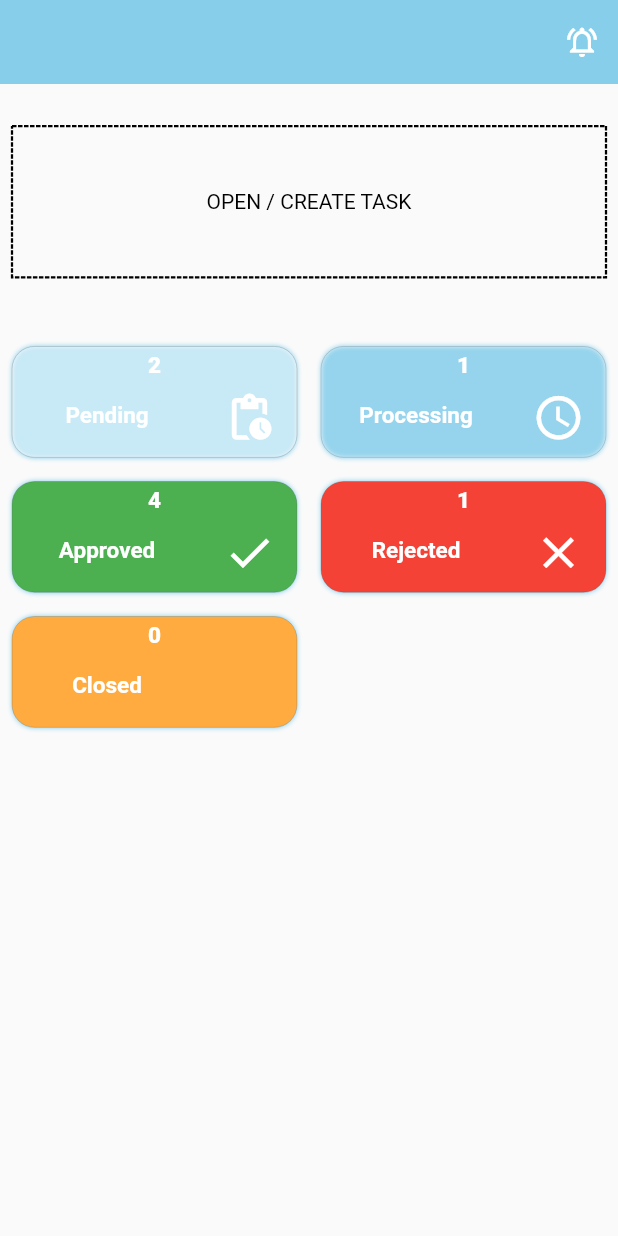
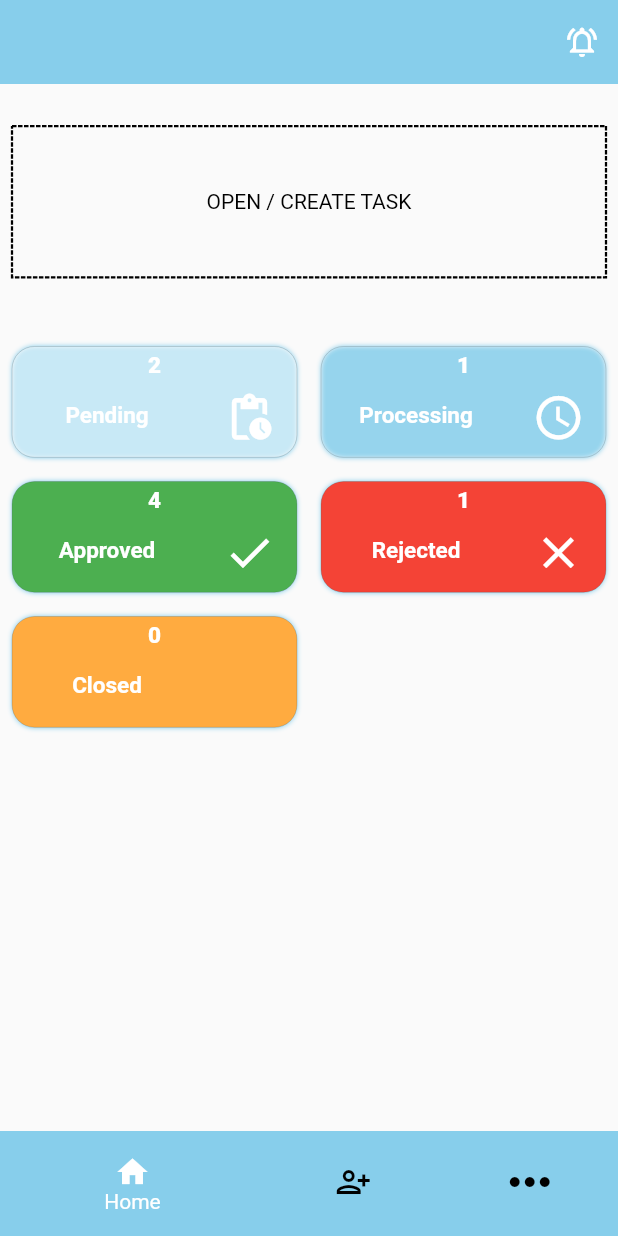
Before and after one commit to thoyyibHeadstartglobal/work_flow_app, a Flutter app: the screen it shows after launch, after a tap on "Login", on a phone screen of 412 x 824 dp. Run offline on Flutter 3.47's test engine with Material 2 defaults, Android fonts, the light colour scheme and no system bars; drawn by our look-alikes of dotted_border; our stand-ins replace dropdown_button2, local_auth.

Commit message:
works at last ...userpages added

```diff
--- a/lib/common_pages/app_home_page.dart
+++ b/lib/common_pages/app_home_page.dart
@@ -1,13 +1,15 @@
+
+
 import 'package:dotted_border/dotted_border.dart';
 import 'package:flutter/cupertino.dart';
 import 'package:flutter/material.dart';
 import 'package:flutter/services.dart';
 import 'package:local_auth/local_auth.dart';
+import 'package:work_flow_app/common_pages/app_constants.dart';
 import 'package:work_flow_app/common_pages/login_page.dart';
 import 'dart:io';
 
 import 'package:work_flow_app/task_management_pages/create_tasks.dart';
-import 'package:work_flow_app/task_management_pages/task_notifications.dart';
 import 'package:work_flow_app/task_management_pages/task_notifications_page.dart';
 
 class AppHome extends StatefulWidget {
@@ -20,6 +22,28 @@ class AppHome extends StatefulWidget {
 
 class _AppHomeState extends State<AppHome> {
 
+   int ? _currentIndex = 0;
+
+
+   static   List<BottomNavigationBarItem> _pages = <BottomNavigationBarItem>[
+     BottomNavigationBarItem(
+         label: "Home",
+         icon: Icon(Icons.home)
+     ),
+
+
+     BottomNavigationBarItem(
+         label: "Profile",
+         icon: Icon(Icons.person_add_alt)
+     ),
+
+     BottomNavigationBarItem(
+       // activeIcon: Icon(Icons.more_horiz),
+         label: "",
+         icon: Icon(Icons.more_horiz,
+         size: 40,)
+     ),
+   ];
 
 
 
@@ -82,7 +106,7 @@ actions: [IconButton(onPressed: (){
   Navigator.push(context,
   MaterialPageRoute(builder: (context)=>
 
-      TasknotificationsPage()));
+      TaskNotificationsPage()));
 }, icon: Icon(Icons.notifications_active_outlined))],
 
 
@@ -382,7 +406,72 @@ actions: [IconButton(onPressed: (){
 
 
               ],
-        )
+        ),
+          // bottomNavigationBar:
+          //
+          // Theme(
+          //
+          //   data: Theme.of(context).copyWith(
+          //     bottomAppBarColor: Colors.blue,
+          //     selectedRowColor:  Colors.black38,
+          //     hoverColor: Colors.red,
+          //       canvasColor:  AppConstants().appTheme,
+          //       primaryColor: Colors.white,
+          //       textTheme: Theme.of(context)
+          //           .textTheme.copyWith(
+          //           caption: TextStyle(color: Colors.grey)
+          //       )
+          //   ),
+          //   child: BottomNavigationBar(
+          //     type: BottomNavigationBarType.shifting,
+          //     // selectedIconTheme: IconThemeData(
+          //     //   color: Colors.white
+          //     // ),
+          //
+          //     backgroundColor: AppConstants().appTheme,
+          //
+          //     elevation: 0.0,
+          //     fixedColor:Colors.white,
+          //     onTap: (int ? value){
+          //       setState((){
+          //         _currentIndex= value;
+          //       });
+          //       if(_currentIndex== 0){
+          //         AppHome();
+          //       }
+          //
+          //       if(_currentIndex== 1){
+          //         AppHome();
+          //       }
+          //       if(_currentIndex== 2){
+          //         TaskNotificationsPage();
+          //       }
+          //     },
+          //     // selectedItemColor: Colors.blue,
+          //     unselectedItemColor: Colors.black,
+          //     currentIndex: _currentIndex!,
+          //     items: [
+          //
+          //       BottomNavigationBarItem(
+          //           label: "Home",
+          //           icon: Icon(Icons.home)
+          //       ),
+          //
+          //
+          //       BottomNavigationBarItem(
+          //           label: "Profile",
+          //           icon: Icon(Icons.person_add_alt)
+          //       ),
+          //
+          //       BottomNavigationBarItem(
+          //         // activeIcon: Icon(Icons.more_horiz),
+          //           label: "More",
+          //           icon: Icon(Icons.more_horiz,
+          //             size: 40,)
+          //       ),
+          //     ],
+          //   ),
+          // ),
           ),
         ),
 
--- a/lib/common_pages/login_page.dart
+++ b/lib/common_pages/login_page.dart
@@ -4,6 +4,7 @@ import 'package:flutter/services.dart';
 import 'package:local_auth/local_auth.dart';
 import 'package:work_flow_app/common_pages/app_constants.dart';
 import 'package:work_flow_app/common_pages/app_home_page.dart';
+import 'package:work_flow_app/common_pages/view_page.dart';
 
 import 'biometric_api.dart';
 
@@ -16,7 +17,6 @@ class LoginPage extends StatefulWidget {
 
 class _LoginPageState extends State<LoginPage> {
   final LocalAuthentication auth = LocalAuthentication();
-
 
   // 2. created object of localauthentication class
   final LocalAuthentication _localAuthentication = LocalAuthentication();
@@ -42,9 +42,6 @@ class _LoginPageState extends State<LoginPage> {
     });
   }
 
-
-
-
   Future<void> _getAvailableSupport() async {
     // 7. this method fetches all the available biometric supports of the device
     List<BiometricType> availableBuimetricType = [];
@@ -60,22 +57,17 @@ class _LoginPageState extends State<LoginPage> {
     });
   }
 
-  bool ? isAuthenticated =false;
+  bool? isAuthenticated = false;
 
   Future<void> _authenticateMe() async {
-
     // BiometricPrompt.PromptInfo.Builder().setDeviceCredentialAllowed(true);
     // 8. this method opens a dialog for fingerprint authentication.
     //    we do not need to create a dialog nut it popsup from device natively.
     bool authenticated = false;
     try {
-      isAuthenticated  = await _localAuthentication.authenticate(
+      isAuthenticated = await _localAuthentication.authenticate(
         localizedReason: 'Please complete the biometrics to proceed.',
-          options:
-          AuthenticationOptions(
-            stickyAuth: true,
-              biometricOnly: true
-          ),
+        options: AuthenticationOptions(stickyAuth: true, biometricOnly: true),
         // authMessages:
         //
         //    AndroidAuthMessages(
@@ -87,14 +79,11 @@ class _LoginPageState extends State<LoginPage> {
         //       goToSettingsDescription: "Custom setting description",
         //       signInTitle: "Custom Title")
         // ,
-
       );
 
       print("authenticated : ${isAuthenticated.toString()} line 87");
       // _authorizedOrNot ="Authorized";
-      setState((){
-
-      });
+      setState(() {});
       // = await _localAuthentication
       // .authenticate(
       //
@@ -116,8 +105,6 @@ class _LoginPageState extends State<LoginPage> {
     });
   }
 
-
-
   @override
   void initState() {
     _getBiometricsSupport();
@@ -126,7 +113,6 @@ class _LoginPageState extends State<LoginPage> {
   }
 
   String msg = "You are not authorized.";
-
 
   Widget buildAvailability(BuildContext context) => buildButton(
         text: 'Check Availability',
@@ -168,7 +154,7 @@ class _LoginPageState extends State<LoginPage> {
       );
 
   Widget buildAuthenticate(BuildContext context) => buildButton(
-    text: 'Authenticate',
+        text: 'Biometric login',
         icon: Icons.lock_open,
         onClicked: () async {
           final isAuthenticated = await LocalAuthApi.authenticate();
@@ -182,9 +168,9 @@ class _LoginPageState extends State<LoginPage> {
       );
 
   Widget buildButton({
-    String  ? text,
-     IconData ?  icon,
-     VoidCallback ? onClicked,
+    String? text,
+    IconData? icon,
+    VoidCallback? onClicked,
   }) =>
       ElevatedButton.icon(
         style: ElevatedButton.styleFrom(
@@ -198,14 +184,10 @@ class _LoginPageState extends State<LoginPage> {
         onPressed: onClicked,
       );
 
-
-
-
   @override
   Widget build(BuildContext context) {
     return WillPopScope(
-      onWillPop: ()async
-      {
+      onWillPop: () async {
         return false;
       },
       child: SafeArea(
@@ -222,11 +204,15 @@ class _LoginPageState extends State<LoginPage> {
               // SingleChildScrollView(
               //   scrollDirection: Axis.vertical,
               //   child:
+              ListView(
+            padding: EdgeInsets.zero,
+            children: [
               Container(
+                height: MediaQuery.of(context).size.height,
                 alignment: Alignment.center,
                 margin: EdgeInsets.symmetric(horizontal: 20),
                 child: Card(
-              margin:  EdgeInsets.only(top: 150,bottom: 150),
+                  margin: EdgeInsets.only(top: 150, bottom: 150),
                   color: Color(0xff87CEEB).withOpacity(0.2),
                   clipBehavior: Clip.antiAlias,
                   elevation: 0.0,
@@ -235,50 +221,54 @@ class _LoginPageState extends State<LoginPage> {
                     child: Column(
                       mainAxisAlignment: MainAxisAlignment.center,
                       children: [
-
-
                         TextFormField(
                           // controller: ,
                           decoration: InputDecoration(
+                            hintText: "Username",
                             isDense: true,
-                        contentPadding:
-                            EdgeInsets.symmetric(vertical: 10, horizontal: 10),
+                            contentPadding: EdgeInsets.symmetric(
+                                vertical: 10, horizontal: 10),
                             border: OutlineInputBorder(
-                            borderSide:
-                                BorderSide(width: 0.1, color: Colors.black12)),
+                                borderSide: BorderSide(
+                                    width: 0.1, color: Colors.black12)),
                           ),
                         ),
-                    SizedBox(height: 10,),
+                        SizedBox(
+                          height: 10,
+                        ),
                         TextFormField(
                           // controller: ,
+                          obscureText: true,
+                          obscuringCharacter: "*",
                           decoration: InputDecoration(
+                            hintText: "Password",
                             isDense: true,
-                  contentPadding:
-                  EdgeInsets.symmetric(vertical: 10, horizontal: 10),
+                            contentPadding: EdgeInsets.symmetric(
+                                vertical: 10, horizontal: 10),
                             border: OutlineInputBorder(
-                      borderSide:
-                      BorderSide(width: 0.1, color: Colors.black12)),
+                                borderSide: BorderSide(
+                                    width: 0.1, color: Colors.black12)),
                           ),
                         ),
 
-                    SizedBox(height: 10,),
+                        SizedBox(
+                          height: 10,
+                        ),
                         Row(
-                      mainAxisAlignment: MainAxisAlignment.end
-                      ,
+                          mainAxisAlignment: MainAxisAlignment.end,
                           children: [
                             ElevatedButton(
                                 // onHover: false,
                                 style: ElevatedButton.styleFrom(
                                     elevation: 0.0,
-                            primary: AppConstants().appTheme
-                          ),
-
-                            onPressed: (){
+                                    primary: AppConstants().appTheme),
+                                onPressed: () {
                                   Navigator.push(
-                                        context, MaterialPageRoute(builder: (context)=>
-                                    AppHome()));
-                        }, child:
-                        Text("Login")),
+                                      context,
+                                      MaterialPageRoute(
+                                          builder: (context) => ViewAppHome()));
+                                },
+                                child: Text("Login")),
                           ],
                         ),
                         // Expanded(child: ElevatedButton(
@@ -310,8 +300,6 @@ class _LoginPageState extends State<LoginPage> {
                         //     child: Text("Authenticate with Pin/Passcode/Pattern Scan")
                         // )),
 
-
-
                         // Text("Has FingerPrint Support : $_hasFingerPrintSupport"),
                         // Text(
                         //     "List of Biometrics Support: ${_availableBuimetricType.toString()}"),
@@ -335,6 +323,18 @@ class _LoginPageState extends State<LoginPage> {
                         // ),
 
                         // buildAvailability(context),
+                        Row(
+                          mainAxisAlignment: MainAxisAlignment.center,
+                          children: [
+                            Text(
+                              "OR",
+                              style: TextStyle(
+                                  // color: AppConstants().appTheme,
+                                  fontSize: 15,
+                                  fontWeight: FontWeight.w700),
+                            )
+                          ],
+                        ),
                         SizedBox(height: 24),
                         buildAuthenticate(context),
                       ],
@@ -342,12 +342,14 @@ class _LoginPageState extends State<LoginPage> {
                   ),
                 ),
               ),
+            ],
+          ),
           // ) ,
         ),
       ),
     );
+  }
 
-  }
   bool canAuthenticate = false;
   bool didAuthenticate = false;
   _authenticate() async {
@@ -365,13 +367,12 @@ class _LoginPageState extends State<LoginPage> {
       });
       didAuthenticate = await auth.authenticate(
           localizedReason: 'Please authenticate to Goto Next Screen',
-          options: const AuthenticationOptions(
-              biometricOnly: true));
+          options: const AuthenticationOptions(biometricOnly: true));
       setState(() {});
       if (didAuthenticate) {
         Navigator.pushAndRemoveUntil(
             context,
-            MaterialPageRoute(builder: (context) =>  AppHome()),
+            MaterialPageRoute(builder: (context) => AppHome()),
             (route) => false);
       }
     } on PlatformException catch (e) {
--- /dev/null
+++ b/lib/common_pages/view_page.dart
@@ -0,0 +1,221 @@
+
+
+import 'package:dotted_border/dotted_border.dart';
+import 'package:flutter/cupertino.dart';
+import 'package:flutter/material.dart';
+import 'package:flutter/services.dart';
+import 'package:local_auth/local_auth.dart';
+import 'package:work_flow_app/common_pages/app_constants.dart';
+import 'package:work_flow_app/common_pages/app_home_page.dart';
+import 'package:work_flow_app/common_pages/login_page.dart';
+import 'package:work_flow_app/common_pages/more_about_page.dart';
+import 'package:work_flow_app/common_pages/user_profile_page.dart';
+import 'dart:io';
+
+import 'package:work_flow_app/task_management_pages/create_tasks.dart';
+import 'package:work_flow_app/task_management_pages/task_notifications_page.dart';
+
+class ViewAppHome extends StatefulWidget {
+  const ViewAppHome({Key? key}) : super(key: key);
+
+
+  @override
+  State<ViewAppHome> createState() => _ViewAppHomeState();
+}
+
+class _ViewAppHomeState extends State<ViewAppHome> {
+
+  int ? _currentIndex = 0;
+
+
+  static   List<BottomNavigationBarItem> _pages = <BottomNavigationBarItem>[
+    BottomNavigationBarItem(
+        label: "Home",
+        icon: Icon(Icons.home)
+    ),
+
+
+    BottomNavigationBarItem(
+        label: "Profile",
+        icon: Icon(Icons.person_add_alt)
+    ),
+
+    BottomNavigationBarItem(
+      // activeIcon: Icon(Icons.more_horiz),
+        label: "",
+        icon: Icon(Icons.more_horiz,
+          size: 40,)
+    ),
+  ];
+
+
+
+  List<dynamic> statusList = [{"status":'Pending',
+    'color':Colors.white54,'count':2,
+    'icon':Icon(Icons.pending_actions,
+      color: Colors.white,
+      size: 35,)},
+    {"status":'Processing','count':1,
+      'icon':Icon(Icons.access_time_outlined,
+        color: Colors.white,
+        size: 35,),
+
+      'color':Colors.white12},
+    {"status":'Approved',
+      'count':4,
+      'icon':Icon(Icons.check,
+        color: Colors.white,
+        size: 35,),
+      'color':Colors.green},
+    {"status":'Rejected',
+      'count':1,
+      'icon':Icon(Icons.close,
+          size: 35,
+          color: Colors.white),
+      'color':Colors.red},
+    {"status":'Closed',
+      'count':0,
+      'icon':Icon(Icons.closed_caption_disabled_sharp, size: 35,),
+      'color':Colors.orangeAccent}];
+
+  @override
+  void initState() {
+    initializeData();
+    super.initState();
+  }
+  initializeData(){
+    print("initialization data Page");
+  }
+
+
+  List<Widget> _widgetBody =<Widget>[
+
+    AppHome(),
+    UserProfilePage(),
+  MoreDetailsUser()
+
+  ];
+
+  @override
+  Widget build(BuildContext context) {
+
+    return WillPopScope(
+      onWillPop: ()async
+      {
+        return false;
+      },
+      child: SafeArea(
+
+        child: Scaffold(
+
+          // appBar: AppBar(
+          //   automaticallyImplyLeading: false,
+          //   elevation: 0,
+          //   backgroundColor: Color(0xff87CEEB),
+          //   centerTitle: true,
+          //   actions: [IconButton(onPressed: (){
+          //
+          //     Navigator.push(context,
+          //         MaterialPageRoute(builder: (context)=>
+          //
+          //             TaskNotificationsPage()));
+          //   }, icon: Icon(Icons.notifications_active_outlined))],
+          //
+          //
+          //
+          // ),
+          body: _widgetBody.elementAt(_currentIndex!),
+          bottomNavigationBar:
+
+          Theme(
+
+            data: Theme.of(context).copyWith(
+                bottomAppBarColor: Colors.blue,
+                selectedRowColor:  Colors.black38,
+                hoverColor: Colors.red,
+                canvasColor:  AppConstants().appTheme,
+                primaryColor: Colors.white,
+                textTheme: Theme.of(context)
+                    .textTheme.copyWith(
+                    caption: TextStyle(color: Colors.grey)
+                )
+            ),
+            child: BottomNavigationBar(
+              type: BottomNavigationBarType.shifting,
+              // selectedIconTheme: IconThemeData(
+              //   color: Colors.white
+              // ),
+
+              backgroundColor: AppConstants().appTheme,
+
+              elevation: 0.0,
+              fixedColor:Colors.white,
+              onTap: (int ? value){
+                setState((){
+                  _currentIndex= value;
+                });
+                if(_currentIndex== 0){
+                  AppHome();
+                }
+
+                if(_currentIndex== 1){
+                  AppHome();
+                }
+                if(_currentIndex== 2){
+                  TaskNotificationsPage();
+                }
+              },
+              // selectedItemColor: Colors.blue,
+              unselectedItemColor: Colors.black,
+              currentIndex: _currentIndex!,
+              items: [
+
+                BottomNavigationBarItem(
+                    label: "Home",
+                    icon: Icon(Icons.home)
+                ),
+
+
+                BottomNavigationBarItem(
+                    label: "Profile",
+                    icon: Icon(Icons.person_add_alt)
+                ),
+
+                BottomNavigationBarItem(
+                  // activeIcon: Icon(Icons.more_horiz),
+                    label: "More",
+                    icon: Icon(Icons.more_horiz,
+                      size: 40,)
+                ),
+              ],
+            ),
+          ),
+        ),
+      ),
+
+    );
+  }
+
+  Widget SelectCard(){
+    return Column(
+      children: [
+        InkWell(
+          child: Container(child:
+          Text("Pending"),),
+        ),
+        InkWell(
+          child: Container(child:
+          Text("Processing"),),
+        ),
+        InkWell(
+          child: Container(child:
+          Text("Rejected"),),
+        ),
+        InkWell(
+          child: Container(child:
+          Text("Closed"),),
+        ),
+      ],
+    );
+  }
+}
```
Also changed, not shown: lib/common_pages/more_about_page.dart (added, +24 -0 lines), lib/common_pages/user_profile_page.dart (added, +25 -0 lines), lib/task_management_pages/task_notifications_details.dart (+31 -10 lines), lib/task_management_pages/task_notifications_page.dart (+8 -6 lines). Lines whose indentation alone changed are shown as unchanged.
